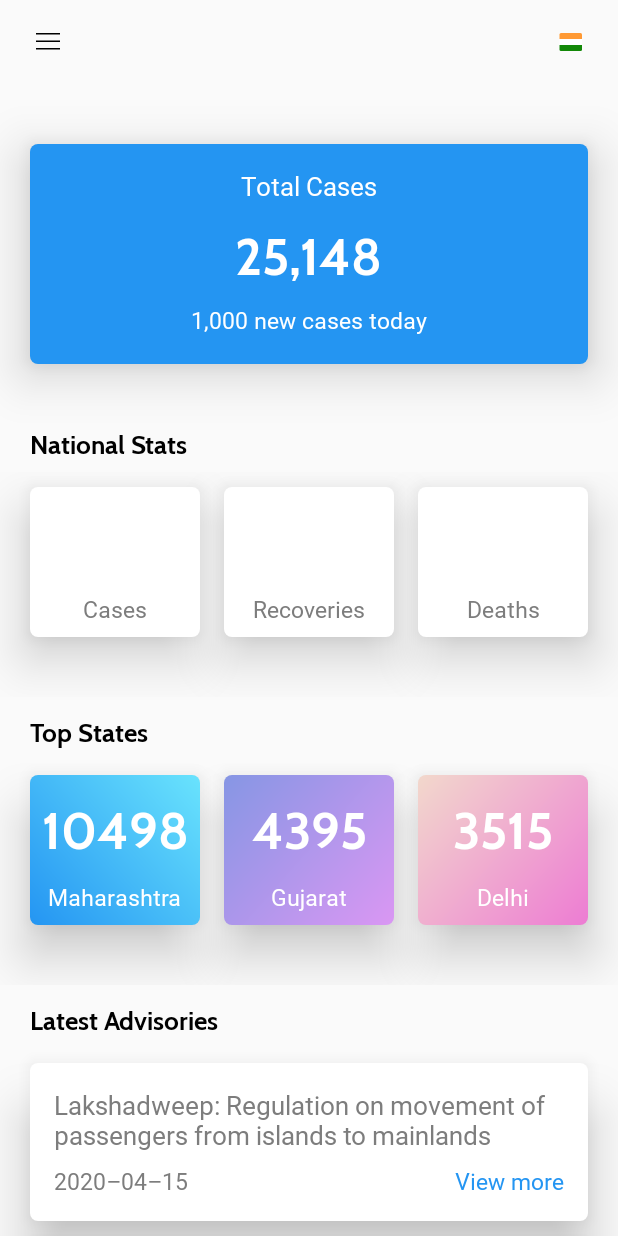
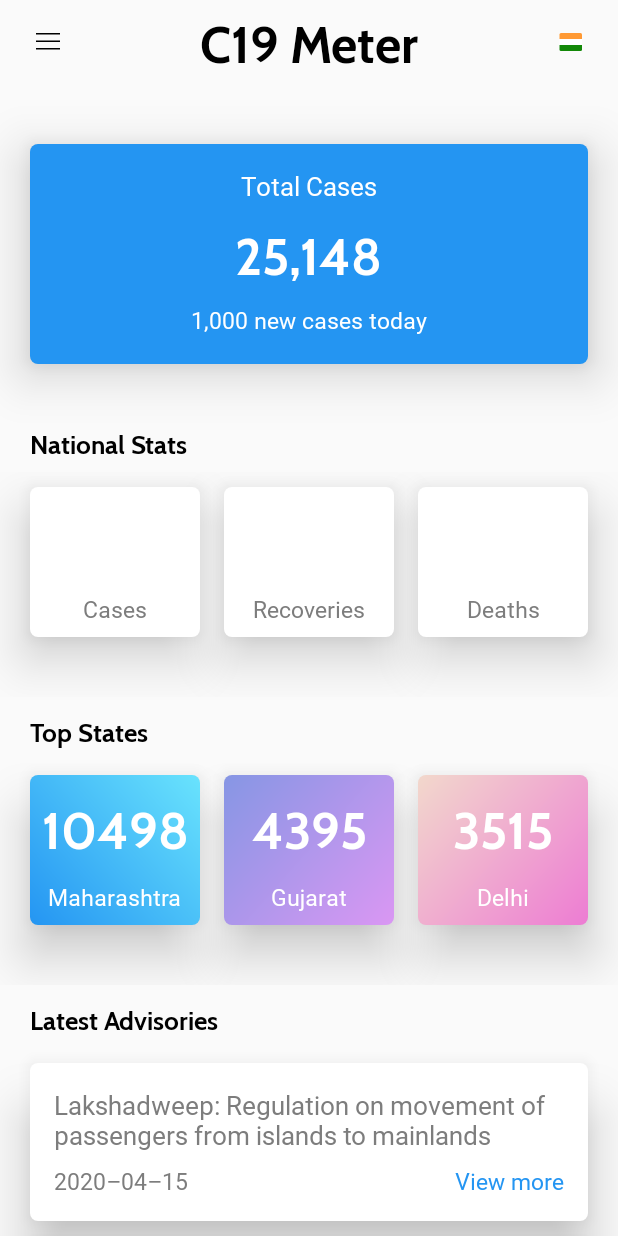
Before and after one commit to thevirinchi/C19-Meter, an Android app: the screen it shows after launch (dashboard), on a phone screen of 412 x 824 dp. Run offline under Robolectric (Android 15) with nearby library versions, the phone set to English and light mode, and no system bars.

Commit message:
Added application name to the action bar

```diff
--- a/app/src/main/res/layout/content_dashboard.xml
+++ b/app/src/main/res/layout/content_dashboard.xml
@@ -28,6 +28,16 @@
                 app:layout_constraintStart_toStartOf="parent"
                 app:layout_constraintBottom_toBottomOf="parent"
                 tools:ignore="ContentDescription" />
+
+            <TextView
+                android:layout_width="wrap_content"
+                android:layout_height="wrap_content"
+                android:theme="@style/heading"
+                android:text="@string/app_name"
+                app:layout_constraintTop_toTopOf="parent"
+                app:layout_constraintBottom_toBottomOf="parent"
+                app:layout_constraintStart_toEndOf="@id/navigationBarButton"
+                app:layout_constraintEnd_toStartOf="@id/countryButton"/>
 
             <ImageView
                 android:id="@+id/countryButton"
```
Also changed, not shown: app/src/main/res/navigation/nav_graph.xml (deleted, +0 -28 lines).
